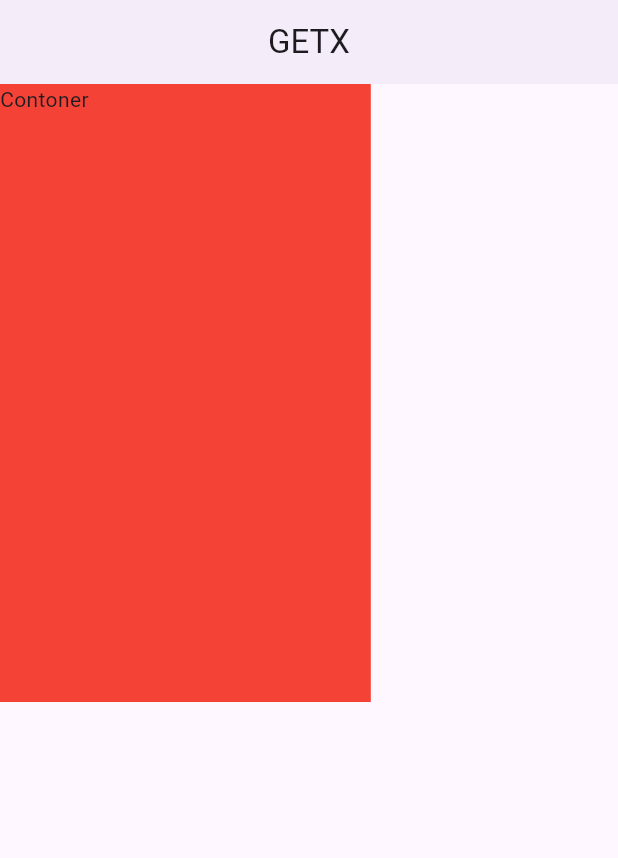
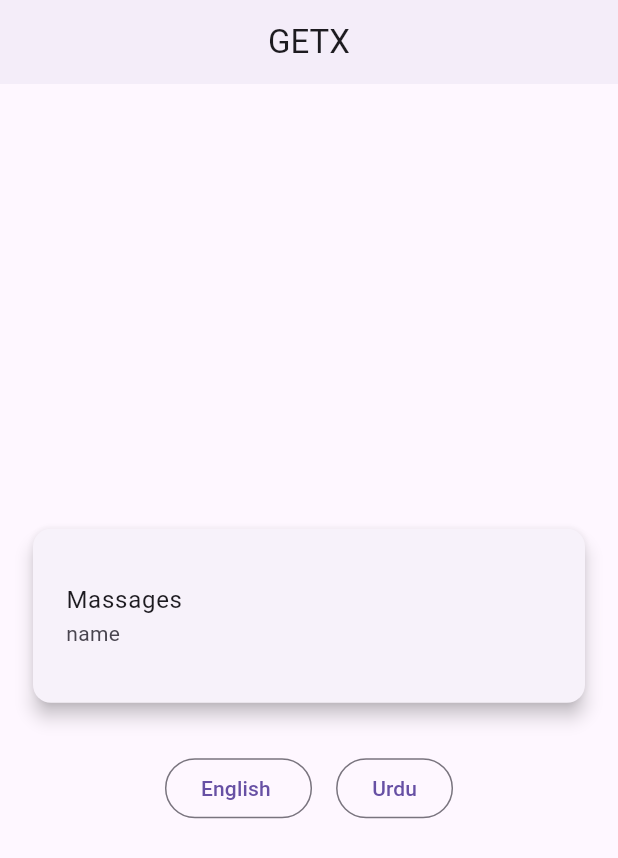
Before and after one commit to Ferdaus0001/All_About_GetX_In_Flutter, a Flutter app: the screen it shows after launch, on a phone screen of 412 x 824 dp. Shown: the top 858 px of the screen. Run offline on Flutter 3.47's test engine with Material 3 defaults, Android fonts, the phone set to English and light mode, and no system bars; our stand-ins replace get.

Commit message:
add google taslator english to urdo

```diff
--- a/lib/HomeScreen/HomeScreen.dart
+++ b/lib/HomeScreen/HomeScreen.dart
@@ -26,14 +26,38 @@
             elevation: 2,
           ),
            body: Column(
+             mainAxisAlignment: MainAxisAlignment.center,
+             crossAxisAlignment: CrossAxisAlignment.center,
              children: [
-               Container(
-                 color: Colors.red,
-                 child: Text('Contoner '),
-               // height: 300,
-               // width: 300,
-               height: Get.height *.5,
-                 width:Get.width *.6,
+             Card(
+               margin: EdgeInsets.all(22),
+
+               elevation: 5,
+               child: ListTile(
+                 contentPadding: EdgeInsets.all(22),
+
+                 title: Text('Massages'.tr),
+                 subtitle:  Text('name'.tr),
+
+
+               ),
+             ),
+               SizedBox(height: 11,),
+               Row(
+                 mainAxisAlignment: MainAxisAlignment.center,
+                 children: [
+
+                   OutlinedButton(onPressed: (){
+                     Get.updateLocale(Locale('en_US'));
+                   }, child: Text('English ')),
+                   SizedBox(width: 16,),
+
+                   OutlinedButton(onPressed: (){
+                     Get.updateLocale(Locale('ur_PK'));
+                   }, child: Text('Urdu')),
+
+
+                 ],
                )
              ],
            ),
--- /dev/null
+++ b/lib/Lanagaung/languagesScreen.dart
@@ -0,0 +1,19 @@
+import 'package:get/get_navigation/src/root/internacionalization.dart';
+
+class languagesScreen extends Translations{
+  @override
+
+  Map<String, Map<String, String>> get keys => {
+    'en_US':{
+      'Massages': 'What is Your Name ',
+      'name': 'Ferdaus Hossan '
+    },
+    'ur_PK':{
+      'Massages': 'آپ کا نام کيا ہے ',
+      'name': 'فردوس حسن'
+    },
+
+  };
+
+
+}
--- a/lib/main.dart
+++ b/lib/main.dart
@@ -5,6 +5,7 @@
 import 'package:get/get.dart';
 
 import 'HomeScreen/HomeScreen.dart';
+import 'Lanagaung/languagesScreen.dart';
 
 void main(){
   runApp(Getxs());
@@ -20,11 +21,12 @@
   Widget build(BuildContext context) {
 
   return GetMaterialApp (
+translations: languagesScreen(),
+    locale: Locale('en_US'),
 
 
     debugShowCheckedModeBanner: false,
     color: Colors.blueGrey,
-    home: HomeScreen(),
     getPages: [
       GetPage(name: '/', page: ()=> HomeScreen()),
       GetPage(name: '/GetScreenOne', page: ()=>GetXScreenOne()),
```
